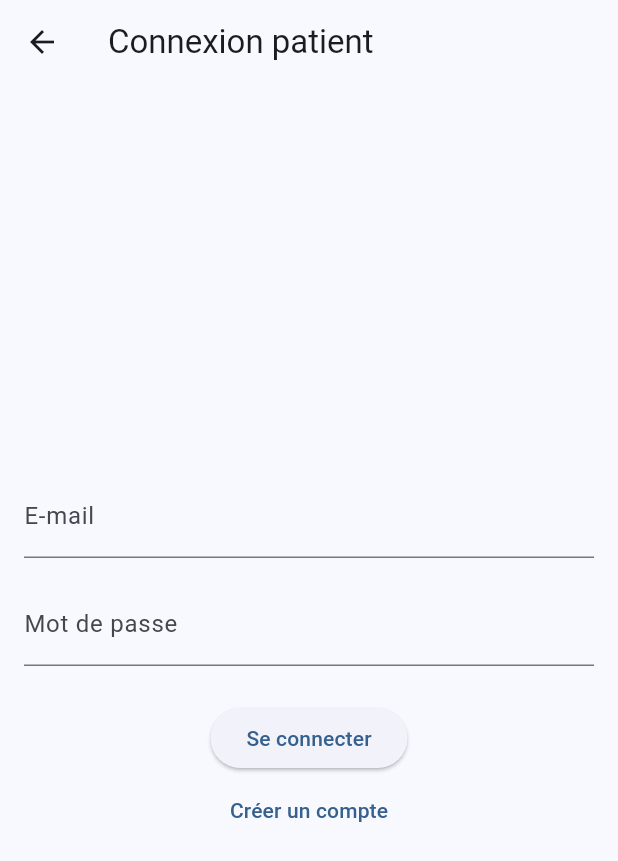
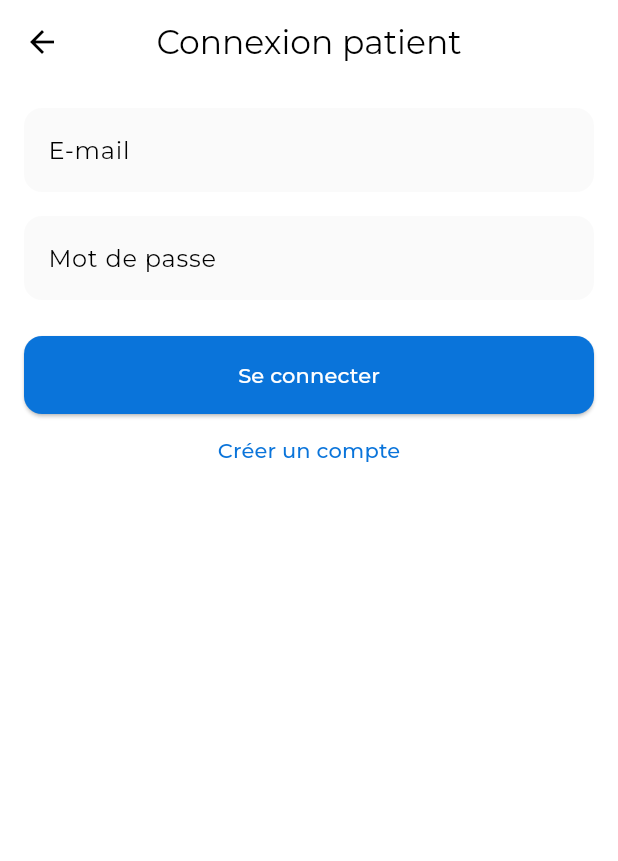
Before and after one commit to kingPaku/app_memoire, a Flutter app: the screen it shows after launch, after a tap on "Je suis patient", on a phone screen of 412 x 824 dp. Shown: the top 861 px of the screen. Run offline on Flutter 3.47's test engine with Material 3 defaults, Android fonts, the phone set to English and light mode, and no system bars; our stand-ins replace google_fonts.

Commit message:
feat(ui): modernize application theme

```diff
--- a/lib/features/auth/presentation/login_page.dart
+++ b/lib/features/auth/presentation/login_page.dart
@@ -24,11 +24,12 @@ class _LoginPageState extends State<LoginPage> {
   Widget build(BuildContext context) {
     return Scaffold(
       appBar: AppBar(title: Text('Connexion ${widget.role}')),
-      body: Padding(
+      body: SingleChildScrollView(
         padding: const EdgeInsets.all(16.0),
         child: Form(
           key: _formKey,
           child: Column(
+            crossAxisAlignment: CrossAxisAlignment.stretch,
             mainAxisAlignment: MainAxisAlignment.center,
             children: [
               TextFormField(
--- a/lib/features/auth/presentation/register_page.dart
+++ b/lib/features/auth/presentation/register_page.dart
@@ -15,11 +15,12 @@ class _RegisterPageState extends State<RegisterPage> {
   Widget build(BuildContext context) {
     return Scaffold(
       appBar: AppBar(title: const Text('Créer un compte')),
-      body: Padding(
+      body: SingleChildScrollView(
         padding: const EdgeInsets.all(16.0),
         child: Form(
           key: _formKey,
           child: Column(
+            crossAxisAlignment: CrossAxisAlignment.stretch,
             children: [
               TextFormField(
                 decoration: const InputDecoration(labelText: 'Nom complet'),
--- a/lib/features/patient/presentation/analysis_form.dart
+++ b/lib/features/patient/presentation/analysis_form.dart
@@ -14,11 +14,12 @@ class _AnalysisFormPageState extends State<AnalysisFormPage> {
   Widget build(BuildContext context) {
     return Scaffold(
       appBar: AppBar(title: const Text('Envoyer une analyse')),
-      body: Padding(
+      body: SingleChildScrollView(
         padding: const EdgeInsets.all(16),
         child: Form(
           key: _formKey,
-          child: ListView(
+          child: Column(
+            crossAxisAlignment: CrossAxisAlignment.stretch,
             children: [
               TextFormField(
                 decoration: const InputDecoration(labelText: 'Type d\'analyse'),
--- a/lib/features/welcome/presentation/welcome_page.dart
+++ b/lib/features/welcome/presentation/welcome_page.dart
@@ -1,30 +1,62 @@
 import 'package:flutter/material.dart';
 
-class WelcomePage extends StatelessWidget {
+class WelcomePage extends StatefulWidget {
   const WelcomePage({super.key});
 
   @override
+  State<WelcomePage> createState() => _WelcomePageState();
+}
+
+class _WelcomePageState extends State<WelcomePage>
+    with SingleTickerProviderStateMixin {
+  late final AnimationController _controller;
+  late final Animation<double> _fade;
+
+  @override
+  void initState() {
+    super.initState();
+    _controller =
+        AnimationController(vsync: this, duration: const Duration(milliseconds: 800));
+    _fade = CurvedAnimation(parent: _controller, curve: Curves.easeInOut);
+    _controller.forward();
+  }
+
+  @override
+  void dispose() {
+    _controller.dispose();
+    super.dispose();
+  }
+
+  @override
   Widget build(BuildContext context) {
+    final scheme = Theme.of(context).colorScheme;
     return Scaffold(
-      appBar: AppBar(title: const Text('Bienvenue sur SafeLab')),
-      body: Center(
+      body: SafeArea(
+        child: Center(
+          child: FadeTransition(
+            opacity: _fade,
             child: Column(
               mainAxisAlignment: MainAxisAlignment.center,
               children: [
-            const Icon(Icons.health_and_safety, size: 80, color: Colors.blue),
-            const SizedBox(height: 24),
+                Icon(Icons.health_and_safety,
+                    size: 100, color: scheme.primary),
+                const SizedBox(height: 40),
                 ElevatedButton(
-              onPressed: () => Navigator.pushNamed(context, '/login', arguments: 'patient'),
+                  onPressed: () =>
+                      Navigator.pushNamed(context, '/login', arguments: 'patient'),
                   child: const Text('Je suis patient'),
                 ),
                 const SizedBox(height: 16),
                 ElevatedButton(
-              onPressed: () => Navigator.pushNamed(context, '/login', arguments: 'pro'),
+                  onPressed: () =>
+                      Navigator.pushNamed(context, '/login', arguments: 'pro'),
                   child: const Text('Je suis professionnel de santé'),
                 ),
               ],
             ),
           ),
+        ),
+      ),
     );
   }
 }
--- a/lib/main.dart
+++ b/lib/main.dart
@@ -5,6 +5,7 @@ import 'features/auth/presentation/register_page.dart';
 import 'features/patient/presentation/patient_dashboard.dart';
 import 'features/professional/presentation/pro_dashboard.dart';
 import 'features/patient/presentation/analysis_form.dart';
+import 'theme/app_theme.dart';
 
 void main() {
   runApp(const MyApp());
@@ -16,11 +17,9 @@ class MyApp extends StatelessWidget {
   @override
   Widget build(BuildContext context) {
     return MaterialApp(
+      debugShowCheckedModeBanner: false,
       title: 'SafeLab',
-      theme: ThemeData(
-        colorScheme: ColorScheme.fromSeed(seedColor: Colors.blue),
-        useMaterial3: true,
-      ),
+      theme: AppTheme.lightTheme,
       routes: {
         '/': (context) => const WelcomePage(),
         '/login': (context) {
--- /dev/null
+++ b/lib/theme/app_theme.dart
@@ -0,0 +1,66 @@
+import 'package:flutter/material.dart';
+import 'package:google_fonts/google_fonts.dart';
+
+class AppTheme {
+  static const Color _primaryBlue = Color(0xFF0A74DA);
+  static const Color _accentRed = Color(0xFFD32F2F);
+
+  static ColorScheme get colorScheme => const ColorScheme(
+        brightness: Brightness.light,
+        primary: _primaryBlue,
+        onPrimary: Colors.white,
+        secondary: _accentRed,
+        onSecondary: Colors.white,
+        error: _accentRed,
+        onError: Colors.white,
+        background: Colors.white,
+        onBackground: Colors.black,
+        surface: Colors.white,
+        onSurface: Colors.black,
+      );
+
+  static ThemeData get lightTheme => ThemeData(
+        useMaterial3: true,
+        colorScheme: colorScheme,
+        scaffoldBackgroundColor: colorScheme.background,
+        textTheme: GoogleFonts.montserratTextTheme(),
+        appBarTheme: const AppBarTheme(
+          centerTitle: true,
+          elevation: 0,
+        ),
+        cardTheme: CardTheme(
+          shape: RoundedRectangleBorder(
+            borderRadius: BorderRadius.circular(16),
+          ),
+          elevation: 4,
+          shadowColor: Colors.black.withOpacity(0.1),
+        ),
+        elevatedButtonTheme: ElevatedButtonThemeData(
+          style: ElevatedButton.styleFrom(
+            backgroundColor: colorScheme.primary,
+            foregroundColor: colorScheme.onPrimary,
+            padding: const EdgeInsets.symmetric(horizontal: 24, vertical: 16),
+            shape: RoundedRectangleBorder(
+              borderRadius: BorderRadius.circular(12),
+            ),
+          ),
+        ),
+        inputDecorationTheme: InputDecorationTheme(
+          filled: true,
+          fillColor: Colors.grey.shade50,
+          border: OutlineInputBorder(
+            borderRadius: BorderRadius.circular(12),
+            borderSide: BorderSide.none,
+          ),
+        ),
+        pageTransitionsTheme: const PageTransitionsTheme(
+          builders: {
+            TargetPlatform.android: ZoomPageTransitionsBuilder(),
+            TargetPlatform.iOS: CupertinoPageTransitionsBuilder(),
+            TargetPlatform.linux: FadeUpwardsPageTransitionsBuilder(),
+            TargetPlatform.macOS: CupertinoPageTransitionsBuilder(),
+            TargetPlatform.windows: FadeUpwardsPageTransitionsBuilder(),
+          },
+        ),
+      );
+}
--- a/pubspec.yaml
+++ b/pubspec.yaml
@@ -34,6 +34,7 @@ dependencies:
   # The following adds the Cupertino Icons font to your application.
   # Use with the CupertinoIcons class for iOS style icons.
   cupertino_icons: ^1.0.8
+  google_fonts: ^6.1.0
 
 dev_dependencies:
   flutter_test:
```
Also changed, not shown: lib/features/patient/presentation/patient_dashboard.dart (+12 -4 lines), lib/features/professional/presentation/pro_dashboard.dart (+7 -2 lines). Lines whose indentation alone changed are shown as unchanged.
